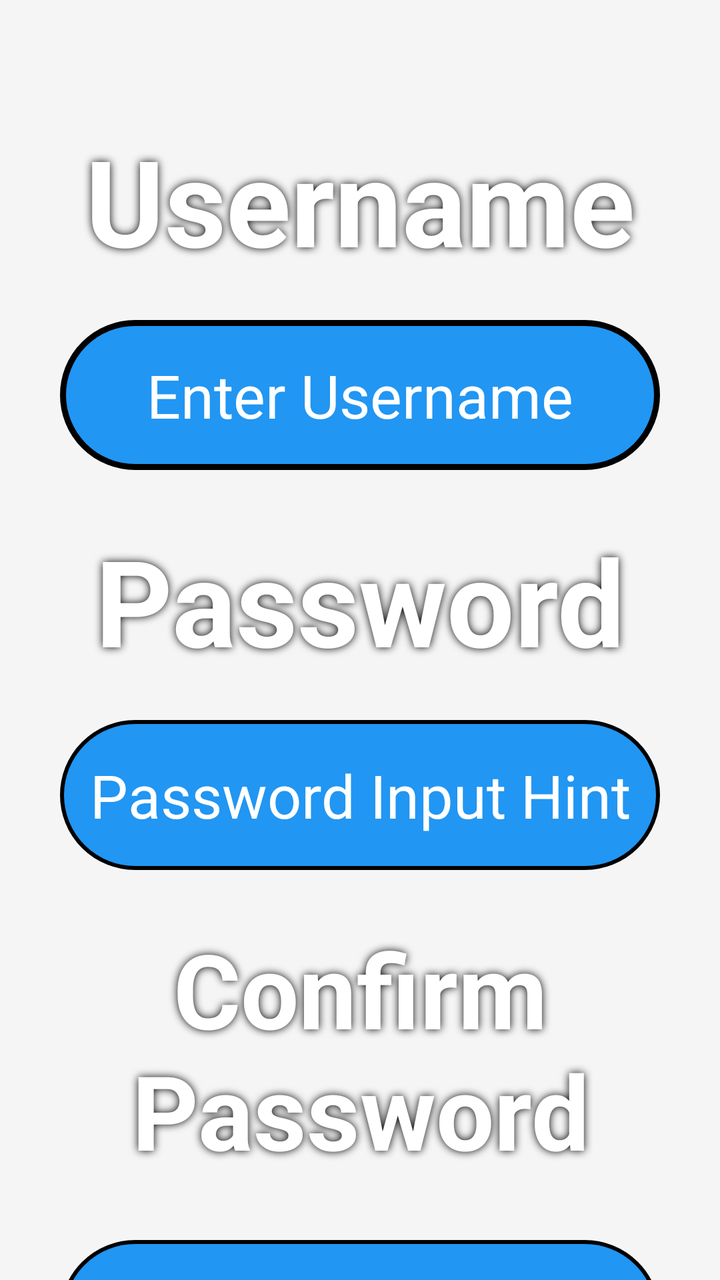
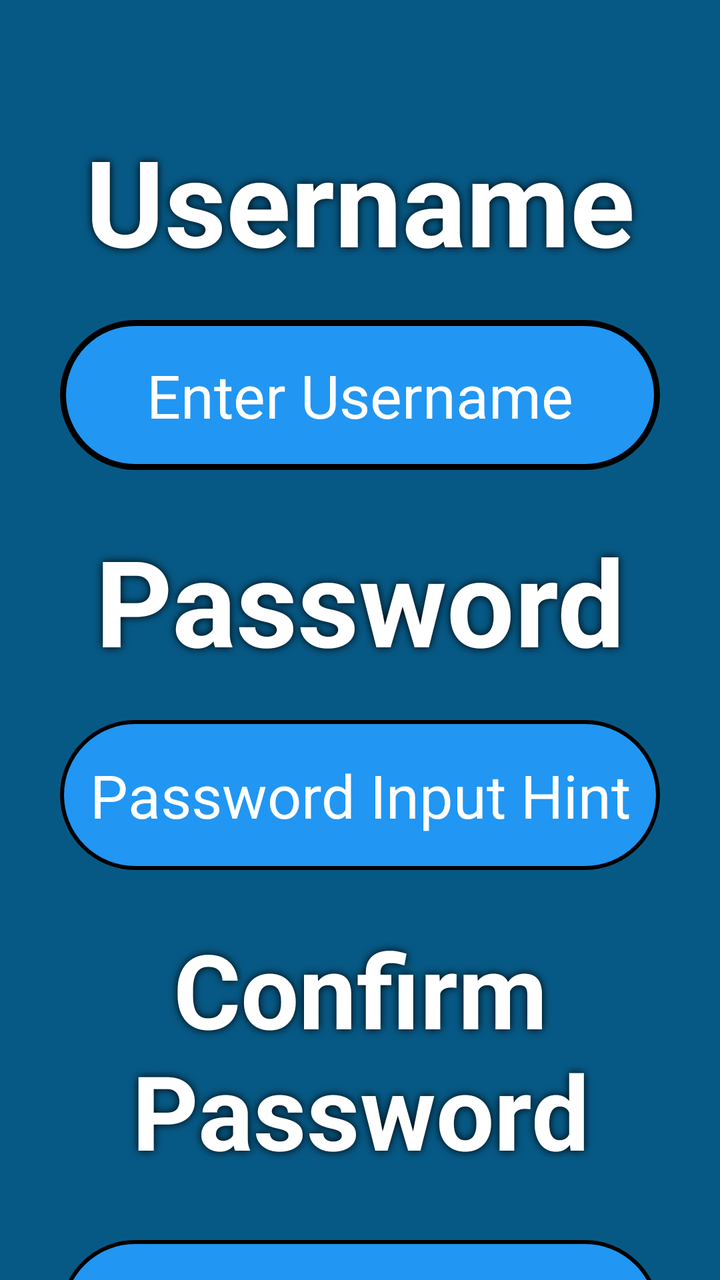

An Android layout rendered at two revisions. The XML below is the earlier revision; the diff shows what the commit changed to produce the second picture.
<!-- AndroidManifest.xml: application theme Theme.KracKShacKBanking -->
<!-- res/layout/register.xml -->
<?xml version="1.0" encoding="utf-8"?>
<androidx.constraintlayout.widget.ConstraintLayout xmlns:android="http://schemas.android.com/apk/res/android"
    xmlns:app="http://schemas.android.com/apk/res-auto"
    xmlns:tools="http://schemas.android.com/tools"
    android:layout_width="match_parent"
    android:layout_height="match_parent"
    android:background="@color/background">

    <TextView
        android:id="@+id/txtCategory"
        android:layout_width="wrap_content"
        android:layout_height="wrap_content"
        android:layout_marginStart="50dp"
        android:layout_marginTop="50dp"
        android:layout_marginEnd="50dp"
        android:width="300dp"
        android:height="100dp"
        android:autoSizeTextType="uniform"
        android:elevation="4dp"
        android:paddingStart="10dp"
        android:paddingTop="10dp"
        android:paddingEnd="10dp"
        android:paddingBottom="10dp"
        android:shadowColor="@color/black"
        android:shadowDx="0.0"
        android:shadowDy="0.0"
        android:shadowRadius="10.0"
        android:text="@string/Username"
        android:textAlignment="center"
        android:textColor="@color/white"
        android:textStyle="bold"
        app:layout_constraintEnd_toEndOf="parent"
        app:layout_constraintStart_toStartOf="parent"
        app:layout_constraintTop_toTopOf="parent" />

    <EditText
        android:id="@+id/txtUsernameInput"
        android:layout_width="@+id/txtCategory"
        android:layout_height="75dp"
        android:layout_marginTop="10dp"
        android:background="@drawable/format_button"
        android:gravity="center"
        android:hint="@string/username_input_hint"
        android:inputType="text"
        android:paddingStart="10dp"
        android:paddingTop="10dp"
        android:paddingEnd="10dp"
        android:paddingBottom="10dp"
        android:text="@string/EnterUsername"
        android:textColor="@color/white"
        android:textColorHint="@color/white"
        android:textSize="30sp"
        app:layout_constraintEnd_toEndOf="@+id/txtCategory"
        app:layout_constraintStart_toStartOf="@+id/txtCategory"
        app:layout_constraintTop_toBottomOf="@+id/txtCategory" />

    <TextView
        android:id="@+id/txtPassword"
        android:layout_width="wrap_content"
        android:layout_height="wrap_content"
        android:layout_marginTop="100dp"

        android:width="300dp"
        android:height="100dp"
        android:autoSizeTextType="uniform"
        android:elevation="4dp"
        android:paddingStart="10dp"
        android:paddingTop="10dp"
        android:paddingEnd="10dp"
        android:paddingBottom="10dp"
        android:shadowColor="@color/black"
        android:shadowDx="0.0"
        android:shadowDy="0.0"
        android:shadowRadius="10.0"
        android:text="@string/Password"
        android:textAlignment="center"
        android:textColor="@color/white"
        android:textStyle="bold"
        app:layout_constraintEnd_toEndOf="@+id/txtCategory"
        app:layout_constraintStart_toStartOf="@+id/txtCategory"
        app:layout_constraintTop_toBottomOf="@+id/txtCategory" />

    <EditText
        android:id="@+id/txtPasswordInput"
        android:layout_width="0dp"
        android:layout_height="75dp"
        android:layout_marginTop="10dp"
        android:background="@drawable/format_text_input"
        android:gravity="center"
        android:hint="@string/password_input_hint"
        android:inputType="textPassword"
        android:paddingStart="10dp"
        android:paddingTop="10dp"
        android:paddingEnd="10dp"
        android:paddingBottom="10dp"
        android:textColor="@color/white"
        android:textColorHint="@color/white"
        android:textSize="30sp"
        app:layout_constraintEnd_toEndOf="@+id/txtPassword"
        app:layout_constraintStart_toStartOf="@+id/txtPassword"
        app:layout_constraintTop_toBottomOf="@+id/txtPassword" />

    <TextView
        android:id="@+id/txtConfirmPassword"
        android:layout_width="wrap_content"
        android:layout_height="wrap_content"
        android:layout_marginTop="100dp"
        android:width="300dp"
        android:height="150dp"
        android:autoSizeTextType="uniform"
        android:elevation="4dp"
        android:paddingStart="10dp"
        android:paddingTop="10dp"
        android:paddingEnd="10dp"
        android:paddingBottom="10dp"
        android:shadowColor="@color/black"
        android:shadowDx="0.0"
        android:shadowDy="0.0"
        android:shadowRadius="10.0"
        android:text="@string/confirm_password"
        android:textAlignment="center"
        android:textColor="@color/white"
        android:textStyle="bold"
        app:layout_constraintEnd_toEndOf="@+id/txtPassword"
        app:layout_constraintStart_toStartOf="@+id/txtPassword"
        app:layout_constraintTop_toBottomOf="@+id/txtPassword" />

    <EditText
        android:id="@+id/txtConfirmPasswordInput"
        android:layout_width="0dp"
        android:layout_height="75dp"
        android:layout_marginTop="20dp"
        android:background="@drawable/format_text_input"
        android:gravity="center"
        android:hint="@string/confirm_password_input_hint"
        android:inputType="textPassword"
        android:paddingStart="10dp"
        android:paddingTop="10dp"
        android:paddingEnd="10dp"
        android:paddingBottom="10dp"
        android:textColor="@color/white"
        android:textColorHint="@color/white"
        android:textSize="30sp"
        app:layout_constraintEnd_toEndOf="@+id/txtConfirmPassword"
        app:layout_constraintStart_toStartOf="@+id/txtConfirmPassword"
        app:layout_constraintTop_toBottomOf="@+id/txtConfirmPassword" />

    <Button
        android:id="@+id/btnCancel"
        android:layout_width="wrap_content"
        android:layout_height="wrap_content"
        android:layout_marginTop="50dp"
        android:width="125dp"
        android:height="75dp"
        android:backgroundTint="@color/red"
        app:layout_constraintStart_toStartOf="@+id/txtConfirmPasswordInput"
        app:layout_constraintTop_toBottomOf="@+id/txtConfirmPasswordInput" />

    <TextView
        android:id="@+id/btnCancelText"
        android:layout_width="@+id/btnCancel"
        android:layout_height="@+id/btnCancel"
        android:autoSizeTextType="uniform"
        android:background="@drawable/format_button_text"
        android:elevation="5dp"
        android:gravity="center"
        android:paddingStart="10dp"
        android:paddingTop="10dp"
        android:paddingEnd="10dp"
        android:paddingBottom="10dp"
        android:shadowColor="@color/black"
        android:shadowDx="0.0"
        android:shadowDy="0.0"
        android:shadowRadius="10.0"
        android:text="@string/cancel"
        android:textColor="@color/white"
        app:layout_constraintBottom_toBottomOf="@id/btnCancel"
        app:layout_constraintEnd_toEndOf="@id/btnCancel"
        app:layout_constraintStart_toStartOf="@id/btnCancel"
        app:layout_constraintTop_toTopOf="@id/btnCancel" />

    <Button
        android:id="@+id/btnEnter"
        android:layout_width="wrap_content"
        android:layout_height="wrap_content"
        android:layout_marginTop="50dp"
        android:width="125dp"
        android:height="75dp"
        android:backgroundTint="@color/green"
        app:layout_constraintEnd_toEndOf="@+id/txtConfirmPasswordInput"
        app:layout_constraintTop_toBottomOf="@+id/txtConfirmPasswordInput" />

    <TextView
        android:id="@+id/btnEnterText"
        android:layout_width="@+id/btnEnter"
        android:layout_height="@+id/btnEnter"
        android:autoSizeTextType="uniform"
        android:background="@drawable/format_button_text"
        android:elevation="5dp"
        android:gravity="center"
        android:paddingStart="10dp"
        android:paddingTop="10dp"
        android:paddingEnd="10dp"
        android:paddingBottom="10dp"
        android:shadowColor="@color/black"
        android:shadowDx="0.0"
        android:shadowDy="0.0"
        android:shadowRadius="10.0"
        android:text="@string/save"
        android:textColor="@color/white"
        app:layout_constraintBottom_toBottomOf="@id/btnEnter"
        app:layout_constraintEnd_toEndOf="@id/btnEnter"
        app:layout_constraintStart_toStartOf="@id/btnEnter"
        app:layout_constraintTop_toTopOf="@id/btnEnter" />

</androidx.constraintlayout.widget.ConstraintLayout>
<!-- resources referenced by this layout -->
<resources>
  <color name="background">#F5F5F5</color>
  <color name="black">#000000</color>
  <color name="green">#4CAF50</color>
  <color name="red">#F44336</color>
  <color name="white">#FFFFFF</color>
  <!-- drawable format_button (drawable) -->
  <?xml version="1.0" encoding="utf-8"?>
  <selector xmlns:android="http://schemas.android.com/apk/res/android">
      <item android:state_enabled="true">
          <shape android:shape="rectangle">
              <solid android:color="@color/primary" />
              <stroke
                  android:width="3dp"
                  android:color="@color/black" />
              <corners android:radius="50dp" />
              <padding
                  android:left="50dp"
                  android:top="50dp"
                  android:right="50dp"
                  android:bottom="50dp" />
          </shape>
      </item>
  </selector>
  <!-- drawable format_button_text (drawable) -->
  <?xml version="1.0" encoding="utf-8"?>
  <layer-list xmlns:android="http://schemas.android.com/apk/res/android">
      <item
          android:bottom="4dp"
          android:left="4dp"
          android:right="4dp"
          android:top="4dp">
          <shape android:shape="rectangle">
              <solid android:color="@color/transparent" />
              <corners android:radius="30dp" />
              <padding
                  android:bottom="50dp"
                  android:left="50dp"
                  android:right="50dp"
                  android:top="50dp" />
          </shape>
      </item>
  </layer-list>
  <!-- drawable format_text_input (drawable) -->
  <?xml version="1.0" encoding="utf-8"?>
  <shape xmlns:android="http://schemas.android.com/apk/res/android"
      android:shape="rectangle">
      <solid android:color="@color/primary" />
      <stroke
          android:width="2dp"
          android:color="@color/black" />
      <corners android:radius="50dp" />
  </shape>
  <string name="EnterUsername">Enter Username</string>
  <string name="Password">Password</string>
  <string name="Username">Username</string>
  <string name="cancel">Cancel</string>
  <string name="confirm_password">Confirm Password</string>
  <string name="confirm_password_input_hint">Confirm Password Input Hint</string>
  <string name="password_input_hint">Password Input Hint</string>
  <string name="save">Save</string>
  <string name="username_input_hint">Username Input Hint</string>
  <style name="Theme.KracKShacKBanking" parent="Theme.Material3.DayNight.NoActionBar">
          <item name="colorPrimary">@color/primary</item>
          <item name="colorPrimaryVariant">@color/primary_dark</item>
          <item name="colorOnPrimary">@color/white</item>
          <item name="colorSecondary">@color/secondary</item>
          <item name="colorSecondaryVariant">@color/secondary_dark</item>
          <item name="colorOnSecondary">@color/black</item>
          <item name="android:statusBarColor">@color/primary</item>
          <item name="android:navigationBarColor">@color/primary</item>
          <item name="android:windowLightStatusBar">false</item>
  
      </style>
  <color name="primary">#2196F3</color>
  <color name="transparent">#00000000</color>
  <color name="primary_dark">#1976D2</color>
  <color name="secondary">#FFC107</color>
  <color name="secondary_dark">#FFA000</color>
</resources>

<!-- the commit's change to res/layout/register.xml (unified diff, before → after) -->
@@ -4,7 +4,7 @@
     xmlns:tools="http://schemas.android.com/tools"
     android:layout_width="match_parent"
     android:layout_height="match_parent"
-    android:background="@color/background">
+    android:background="@color/maincolour">
 
     <TextView
         android:id="@+id/txtCategory"
<!-- resource entries referenced after the edit -->
@@ -1,8 +1,8 @@
 <!-- resources referenced by this layout -->
 <resources>
-  <color name="background">#F5F5F5</color>
   <color name="black">#000000</color>
   <color name="green">#4CAF50</color>
+  <color name="maincolour">#075985</color>
   <color name="red">#F44336</color>
   <color name="white">#FFFFFF</color>
   <!-- drawable format_button (drawable) -->
